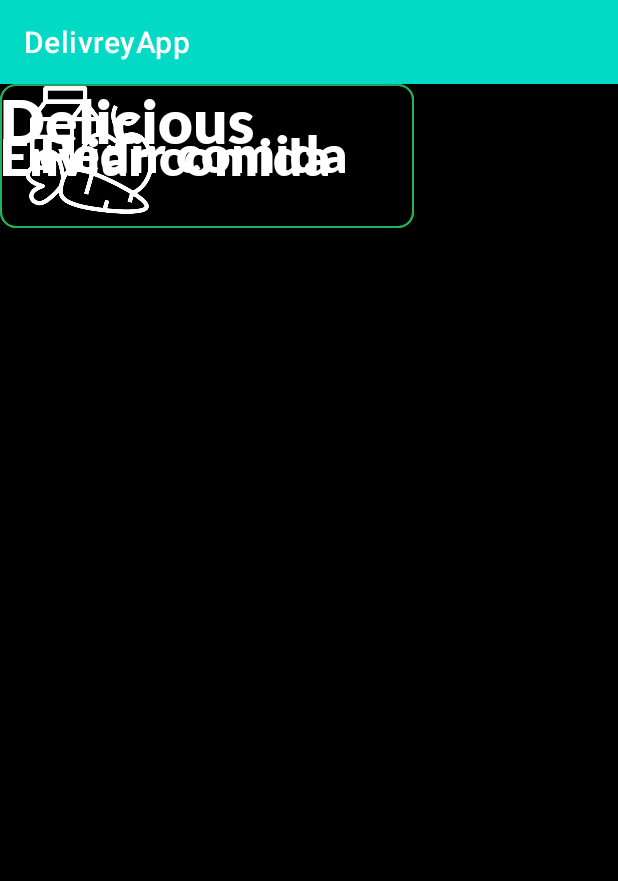
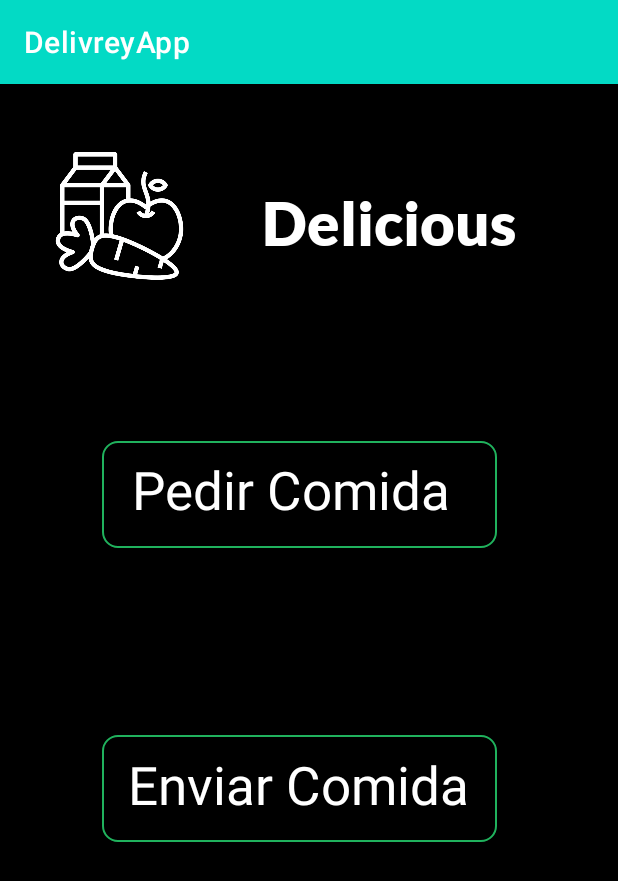
Before and after one commit to diegoperezceada/DelivreyApp, an Android app: the intermedia screen opened directly, with no data from a screen before it, on a phone screen of 412 x 824 dp. Shown: the top 881 px of the screen. Run offline under Robolectric (Android 15) with nearby library versions, the phone set to English and light mode, and no system bars; Roboto replaces fonts that are not available here.

Commit message:
no me acuerdo que cambios hice xD

```diff
--- a/app/src/main/java/institute/immune/delivreyapp/Registrer.java
+++ b/app/src/main/java/institute/immune/delivreyapp/Registrer.java
@@ -38,6 +38,8 @@ public class Registrer extends AppCompatActivity {
 
         myOpenHelper = new MyOpenHelper(this);
     }
+
+
 
     public void OnclickLogin(View view){
         Intent intent = new Intent(this, login.class);
--- a/app/src/main/res/layout/activity_intermedia.xml
+++ b/app/src/main/res/layout/activity_intermedia.xml
@@ -11,59 +11,83 @@
         android:id="@+id/imageView3"
         android:layout_width="119dp"
         android:layout_height="88dp"
-        app:srcCompat="@drawable/logofinal"
-        tools:layout_editor_absoluteX="48dp"
-        tools:layout_editor_absoluteY="60dp" />
+        android:layout_marginTop="44dp"
+        android:layout_marginEnd="28dp"
+        app:layout_constraintEnd_toStartOf="@+id/textView13"
+        app:layout_constraintHorizontal_bias="0.74"
+        app:layout_constraintStart_toStartOf="parent"
+        app:layout_constraintTop_toTopOf="parent"
+        app:srcCompat="@drawable/logofinal" />
 
     <TextView
         android:id="@+id/textView13"
         android:layout_width="wrap_content"
         android:layout_height="wrap_content"
+        android:layout_marginTop="68dp"
         android:fontFamily="@font/lato_black"
         android:text="Delicious"
         android:textColor="#FFFFFF"
         android:textSize="40sp"
-        tools:layout_editor_absoluteX="197dp"
-        tools:layout_editor_absoluteY="74dp" />
+        app:layout_constraintEnd_toEndOf="parent"
+        app:layout_constraintHorizontal_bias="0.719"
+        app:layout_constraintStart_toStartOf="parent"
+        app:layout_constraintTop_toTopOf="parent" />
 
-    <ImageView
-        android:id="@+id/imageView4"
-        android:layout_width="276dp"
-        android:layout_height="96dp"
-        android:background="@drawable/pagos_xml"
-        tools:layout_editor_absoluteX="67dp"
-        tools:layout_editor_absoluteY="405dp" />
+    <ImageButton
+        android:id="@+id/buttonPedirComida"
+        android:layout_width="287dp"
+        android:layout_height="91dp"
+        android:layout_marginStart="56dp"
+        android:layout_marginTop="96dp"
+        android:backgroundTint="#000000"
+        android:onClick="onClickPedirComida"
+        android:text="Pedir comida"
+        android:textColor="@color/white"
+        app:layout_constraintStart_toStartOf="parent"
+        app:layout_constraintTop_toBottomOf="@+id/imageView3"
+        app:srcCompat="@drawable/pagos_xml"
+        tools:ignore="SpeakableTextPresentCheck" />
 
-    <ImageView
-        android:id="@+id/imageView5"
-        android:layout_width="276dp"
-        android:layout_height="96dp"
+    <ImageButton
+        android:id="@+id/buttonDarComida"
+        android:layout_width="287dp"
+        android:layout_height="91dp"
+        android:layout_marginStart="56dp"
+        android:layout_marginTop="292dp"
+        android:backgroundTint="#000000"
+        android:onClick="onClickDarComida"
+        android:text="Dar comida"
+        android:textColor="@color/white"
+        app:layout_constraintStart_toStartOf="parent"
+        app:layout_constraintTop_toBottomOf="@+id/imageView3"
         app:srcCompat="@drawable/pagos_xml"
-        tools:layout_editor_absoluteX="67dp"
-        tools:layout_editor_absoluteY="246dp" />
+        tools:ignore="SpeakableTextPresentCheck"/>
 
     <TextView
-        android:id="@+id/textView14"
-        android:layout_width="258dp"
-        android:layout_height="45dp"
-        android:fontFamily="@font/lato_black"
-        android:text="Pedir comida"
-        android:textAlignment="center"
-        android:textColor="#FFFFFF"
-        android:textSize="34sp"
-        app:layout_constraintBottom_toBottomOf="@+id/imageView5"
-        app:layout_constraintTop_toTopOf="@+id/imageView5"
-        tools:layout_editor_absoluteX="76dp" />
+        android:id="@+id/textViewPedirComida"
+        android:layout_width="240dp"
+        android:layout_height="54dp"
+        android:layout_marginStart="72dp"
+        android:text="Pedir Comida"
+        android:textColor="@color/white"
+        android:textSize="35dp"
+        app:layout_constraintBottom_toBottomOf="@+id/buttonPedirComida"
+        app:layout_constraintEnd_toEndOf="@+id/buttonPedirComida"
+        app:layout_constraintStart_toStartOf="parent"
+        app:layout_constraintTop_toTopOf="@+id/buttonPedirComida" />
 
     <TextView
-        android:id="@+id/textView15"
-        android:layout_width="wrap_content"
-        android:layout_height="wrap_content"
-        android:fontFamily="@font/lato_black"
-        android:text="Enviar comida"
-        android:textColor="#FFFFFF"
-        android:textSize="34sp"
-        app:layout_constraintBottom_toBottomOf="@+id/imageView4"
-        app:layout_constraintTop_toTopOf="@+id/imageView4"
-        tools:layout_editor_absoluteX="96dp" />
+        android:id="@+id/textViewDarComida"
+        android:layout_width="240dp"
+        android:layout_height="54dp"
+        android:layout_marginStart="72dp"
+        android:text="Enviar Comida"
+        android:textColor="@color/white"
+        android:textSize="35dp"
+        app:layout_constraintBottom_toBottomOf="@+id/buttonDarComida"
+        app:layout_constraintEnd_toEndOf="@+id/buttonDarComida"
+        app:layout_constraintHorizontal_bias="0.419"
+        app:layout_constraintStart_toStartOf="parent"
+        app:layout_constraintTop_toTopOf="@+id/buttonDarComida"
+        app:layout_constraintVertical_bias="0.513" />
 </androidx.constraintlayout.widget.ConstraintLayout>
```
Also changed, not shown: app/src/main/java/institute/immune/delivreyapp/Restaurantes.java (+22 -0 lines), app/src/main/java/institute/immune/delivreyapp/intermedia.java (+12 -0 lines), app/src/main/res/layout/activity_soup_kitchens.xml (+32 -22 lines).
